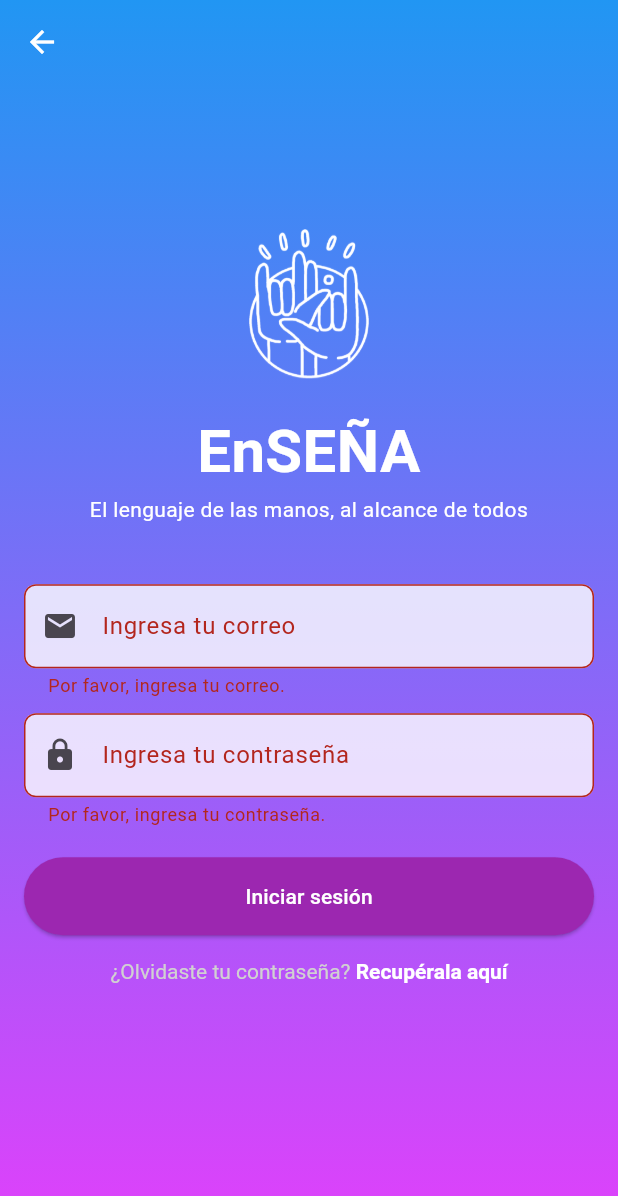
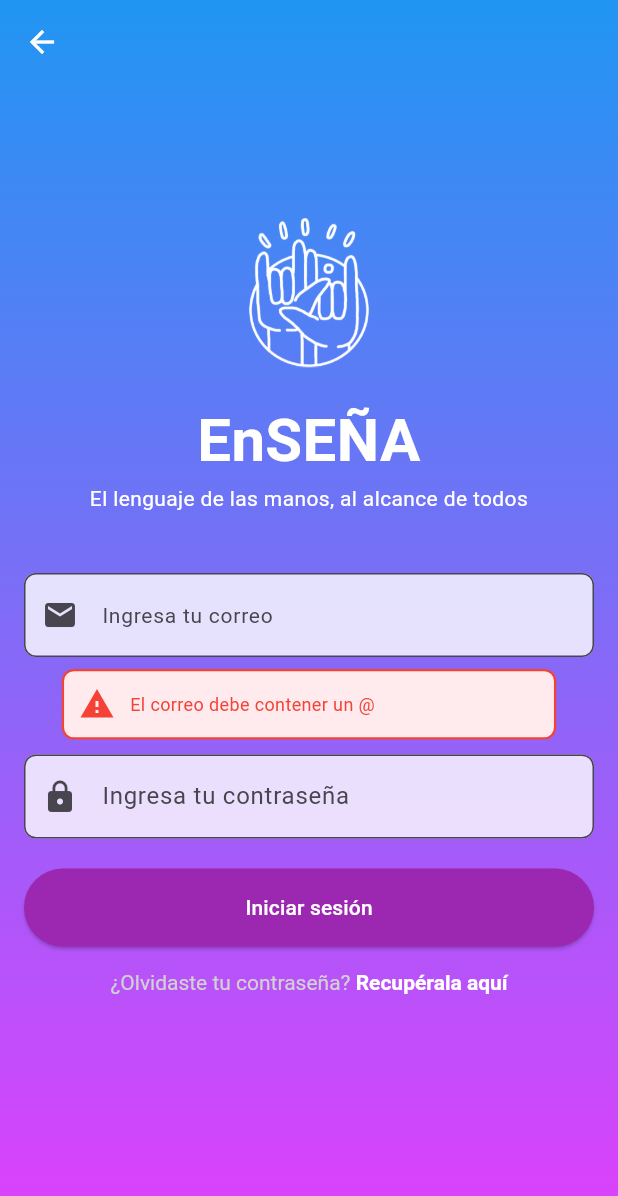
Before and after one commit to byronroman/ensena_grupo3, a Flutter app: the Login screen opened by its route, after a tap on "Iniciar sesión", on a phone screen of 412 x 824 dp. Shown: the top 1196 px of the screen. Run offline on Flutter 3.47's test engine with Material 3 defaults, Android fonts, the phone set to English and light mode, and no system bars; our stand-ins replace cloud_firestore, firebase_auth, firebase_core, shared_preferences; accounts and stored records are empty.

Commit message:
Correciones y cambio de formato de advertencias

```diff
--- a/lib/pages/home.dart
+++ b/lib/pages/home.dart
@@ -1,12 +1,6 @@
-import 'dart:convert';
-import 'package:cloud_firestore/cloud_firestore.dart';
 import 'package:firebase_auth/firebase_auth.dart';
 import 'package:flutter/material.dart';
-import 'package:flutter_bloc/flutter_bloc.dart';
 import 'package:ensena_grupo3/pages/login_page.dart';
-import 'package:ensena_grupo3/preferences/pref_usuarios.dart';
-import 'package:http/http.dart' as http;
-import 'package:ensena_grupo3/util/auth.dart';
 import 'package:ensena_grupo3/pages/configuracion.dart';
 
 class HomePage extends StatelessWidget {
--- a/lib/pages/login_page.dart
+++ b/lib/pages/login_page.dart
@@ -2,7 +2,6 @@ import 'package:flutter/material.dart';
 import 'package:flutter/services.dart'; // Para el SystemChrome
 import 'package:firebase_auth/firebase_auth.dart';  // Para autenticación en Firebase
 import 'home.dart';  // Pantalla de inicio a la que se navega después del login
-import 'register_page.dart';  // Pantalla de registro
 import 'package:cloud_firestore/cloud_firestore.dart';  // Firestore para obtener datos del usuario
 import 'recuperar_contraseña.dart';  // Pantalla de recuperación de contraseña
 import 'opciones_sesion_page.dart';  // Página de Opciones de Sesión para navegar atrás
@@ -17,6 +16,11 @@ class _LoginState extends State<Login> {
   final _emailController = TextEditingController();
   final _passwordController = TextEditingController();
   final GlobalKey<FormState> _formKey = GlobalKey<FormState>();
+
+  bool _emailError = false;
+  bool _passwordError = false;
+  bool _hasEmailStarted = false;
+  bool _hasPasswordStarted = false;
 
   // Lógica para el inicio de sesión con Firebase
   Future<void> _loginUser() async {
@@ -61,6 +65,38 @@ class _LoginState extends State<Login> {
   void _showErrorSnackbar(String message) {
     final snackBar = SnackBar(content: Text(message), backgroundColor: Colors.red);
     ScaffoldMessenger.of(context).showSnackBar(snackBar);
+  }
+
+  // Validar correo
+  bool _validateEmail() {
+    String email = _emailController.text;
+    if (email.isEmpty || !email.contains('@')) {
+      setState(() {
+        _emailError = true;
+        _hasEmailStarted = true;
+      });
+      return false;
+    }
+    setState(() {
+      _emailError = false;
+    });
+    return true;
+  }
+
+  // Validar contraseña
+  bool _validatePassword() {
+    String password = _passwordController.text;
+    if (password.isEmpty) {
+      setState(() {
+        _passwordError = true;
+        _hasPasswordStarted = true;
+      });
+      return false;
+    }
+    setState(() {
+      _passwordError = false;
+    });
+    return true;
   }
 
   @override
@@ -122,33 +158,64 @@ class _LoginState extends State<Login> {
                       key: _formKey,
                       child: Column(
                         children: [
+                          // Campo de correo electrónico
                           TextFormField(
                             controller: _emailController,
                             keyboardType: TextInputType.emailAddress,
                             decoration: InputDecoration(
-                              labelText: 'Ingresa tu correo',
+                              hintText: 'Ingresa tu correo',  // Cambiamos a hintText para que desaparezca al escribir
                               prefixIcon: Icon(Icons.email),
                               filled: true,
                               fillColor: Colors.white.withOpacity(0.8),
                               border: OutlineInputBorder(
                                 borderRadius: BorderRadius.circular(8),
                               ),
+                              contentPadding: EdgeInsets.symmetric(vertical: 16, horizontal: 16), // Ajusta el relleno interno
+                              hintStyle: TextStyle(fontSize: 14), // Tamaño del texto de la pista
                             ),
-                            validator: (value) {
-                              if (value == null || value.isEmpty) {
-                                return 'Por favor, ingresa tu correo.';
-                              } else if (!value.contains('@')) {
-                                return 'El correo debe contener un @.';
-                              }
-                              return null;
-                            },
+                            onChanged: (_) => _validateEmail(), // Llamada a la función de validación
                           ),
+
+
+
+                          if (_hasEmailStarted && _emailError)
+                            Padding(
+                              padding: const EdgeInsets.only(top: 8.0),
+                              child: Center(
+                                child: Container(
+                                  width: MediaQuery.of(context).size.width * 0.8,
+                                  padding: EdgeInsets.all(10),
+                                  decoration: BoxDecoration(
+                                    color: Colors.red[50],
+                                    borderRadius: BorderRadius.circular(8),
+                                    border: Border.all(color: Colors.red, width: 1.5),
+                                  ),
+                                  child: Row(
+                                    children: [
+                                      Icon(Icons.warning, color: Colors.red),
+                                      SizedBox(width: 10),
+                                      Expanded(
+                                        child: Text(
+                                          'El correo debe contener un @',
+                                          style: TextStyle(
+                                            color: Colors.red,
+                                            fontSize: 12,
+                                          ),
+                                        ),
+                                      ),
+                                    ],
+                                  ),
+                                ),
+                              ),
+                            ),
                           const SizedBox(height: 10),
+
+                          // Campo de contraseña
                           TextFormField(
                             controller: _passwordController,
                             obscureText: true,
                             decoration: InputDecoration(
-                              labelText: 'Ingresa tu contraseña',
+                              hintText: 'Ingresa tu contraseña',
                               prefixIcon: Icon(Icons.lock),
                               filled: true,
                               fillColor: Colors.white.withOpacity(0.8),
@@ -156,21 +223,47 @@ class _LoginState extends State<Login> {
                                 borderRadius: BorderRadius.circular(8),
                               ),
                             ),
-                            validator: (value) {
-                              if (value == null || value.isEmpty) {
-                                return 'Por favor, ingresa tu contraseña.';
-                              }
-                              return null;
-                            },
+                            onChanged: (_) => _validatePassword(),
                           ),
+                          if (_hasPasswordStarted && _passwordError)
+                            Padding(
+                              padding: const EdgeInsets.only(top: 8.0),
+                              child: Center(
+                                child: Container(
+                                  width: MediaQuery.of(context).size.width * 0.8,
+                                  padding: EdgeInsets.all(10),
+                                  decoration: BoxDecoration(
+                                    color: Colors.red[50],
+                                    borderRadius: BorderRadius.circular(8),
+                                    border: Border.all(color: Colors.red, width: 1.5),
+                                  ),
+                                  child: Row(
+                                    children: [
+                                      Icon(Icons.warning, color: Colors.red),
+                                      SizedBox(width: 10),
+                                      Expanded(
+                                        child: Text(
+                                          'Por favor, ingresa tu contraseña',
+                                          style: TextStyle(
+                                            color: Colors.red,
+                                            fontSize: 12,
+                                          ),
+                                        ),
+                                      ),
+                                    ],
+                                  ),
+                                ),
+                              ),
+                            ),
                         ],
                       ),
                     ),
+                    const SizedBox(height: 20),
 
-                    const SizedBox(height: 20),
+                    // Botón de inicio de sesión
                     ElevatedButton(
                       onPressed: () {
-                        if (_formKey.currentState?.validate() == true) {
+                        if (_validateEmail() && _validatePassword()) {
                           _loginUser(); // Llama a la función de inicio de sesión
                         }
                       },
--- a/lib/pages/register_page.dart
+++ b/lib/pages/register_page.dart
@@ -1,23 +1,18 @@
-
 import 'package:flutter/material.dart';
-import 'package:ensena_grupo3/util/auth.dart';
-import 'package:flutter_form_builder/flutter_form_builder.dart';
-import 'package:form_builder_validators/form_builder_validators.dart';
 import 'package:ensena_grupo3/pages/home.dart';
-import 'package:ensena_grupo3/pages/login_page.dart';
-import 'package:ensena_grupo3/preferences/pref_usuarios.dart';
-import 'package:ensena_grupo3/util/snackbar.dart';
 import 'package:cloud_firestore/cloud_firestore.dart';
-
 import 'package:firebase_auth/firebase_auth.dart';
 
 class RegistroPages extends StatefulWidget {
+  const RegistroPages({super.key});
+
+  static const String routename = 'RegistroPages';
+
   @override
-  static const String routename = 'RegistroPages';
-  _RegisterState createState() => _RegisterState();
+  RegisterState createState() => RegisterState(); // Clase pública
 }
 
-class _RegisterState extends State<RegistroPages> {
+class RegisterState extends State<RegistroPages> {
   final _usernameController = TextEditingController();
   final _emailController = TextEditingController();
   final _passwordController = TextEditingController();
@@ -106,8 +101,10 @@ class _RegisterState extends State<RegistroPages> {
         'password': _passwordController.text,
       });
 
-      // Navegar a la pantalla de inicio después del registro
-      Navigator.pushReplacementNamed(context, HomePage.routename);
+      // Verificar si el widget sigue montado antes de navegar
+      if (mounted) {
+        Navigator.pushReplacementNamed(context, HomePage.routename);
+      }
     } on FirebaseAuthException catch (e) {
       if (e.code == 'weak-password') {
         _showErrorSnackbar('La contraseña es demasiado débil.');
@@ -182,7 +179,7 @@ class _RegisterState extends State<RegistroPages> {
                           });
                         },
                         decoration: InputDecoration(
-                          labelText: 'Ingresa tu nombre de usuario',
+                          hintText: 'Ingresa tu nombre de usuario',
                           prefixIcon: Icon(Icons.person),
                           filled: true,
                           fillColor: Colors.white.withOpacity(0.8),
@@ -207,12 +204,10 @@ class _RegisterState extends State<RegistroPages> {
                           _validateEmail(value);
                         },
                         decoration: InputDecoration(
-                          labelText: 'Ingresa tu mail',
+                          hintText: 'Ingresa tu mail',
                           prefixIcon: Icon(Icons.email),
                           filled: true,
                           fillColor: Colors.white.withOpacity(0.8),
-
-
                           border: OutlineInputBorder(
                             borderRadius: BorderRadius.circular(8),
                           ),
@@ -267,7 +262,7 @@ class _RegisterState extends State<RegistroPages> {
                           _validatePassword(value);
                         },
                         decoration: InputDecoration(
-                          labelText: 'Ingresa tu contraseña',
+                          hintText: 'Ingresa tu contraseña',
                           prefixIcon: Icon(Icons.lock),
                           suffixIcon: IconButton(
                             icon: Icon(
@@ -281,7 +276,6 @@ class _RegisterState extends State<RegistroPages> {
                           ),
                           filled: true,
                           fillColor: Colors.white.withOpacity(0.8),
-
                           border: OutlineInputBorder(
                             borderRadius: BorderRadius.circular(8),
                           ),
@@ -338,14 +332,14 @@ class _RegisterState extends State<RegistroPages> {
 
                       // Botón de registro
                       ElevatedButton(
-                        onPressed: _canRegister() ? _registerUser : null,
-                        child: Text('Registrar'),
                         style: ElevatedButton.styleFrom(
                           backgroundColor: _canRegister() ? Colors.purple : Colors.grey,
                           foregroundColor: Colors.white,
                           padding: EdgeInsets.symmetric(vertical: 15.0, horizontal: 30.0),
                           textStyle: TextStyle(fontSize: 18),
                         ),
+                        onPressed: _canRegister() ? _registerUser : null,
+                        child: Text('Registrar'),  // Mover child al final de los parámetros
                       ),
                       SizedBox(height: 40),
                     ],
```
